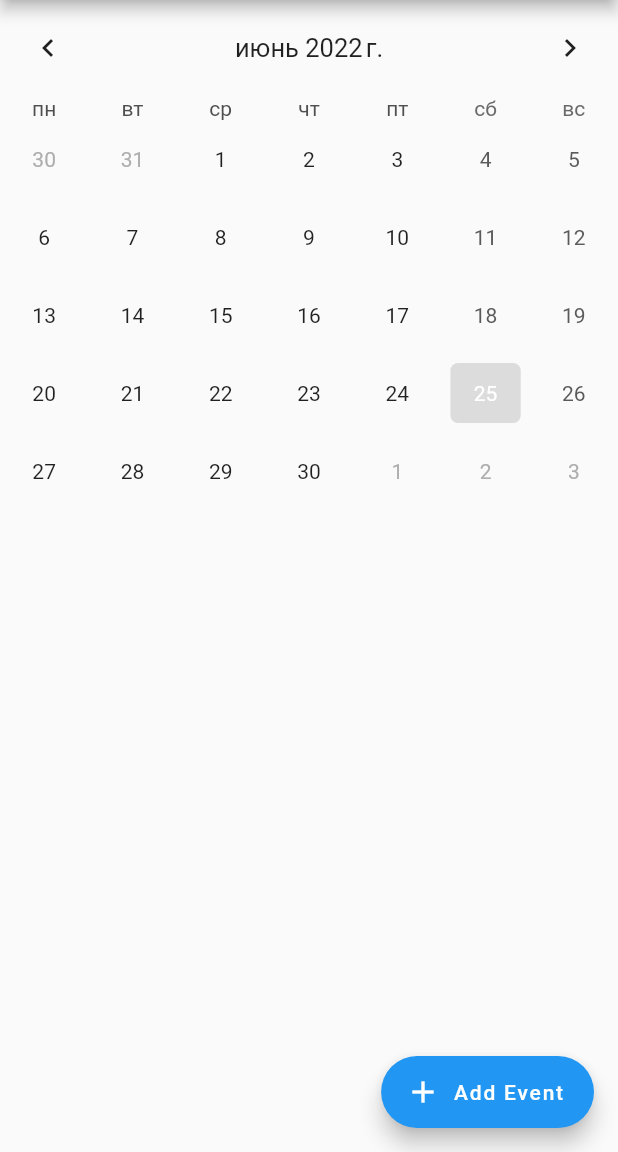
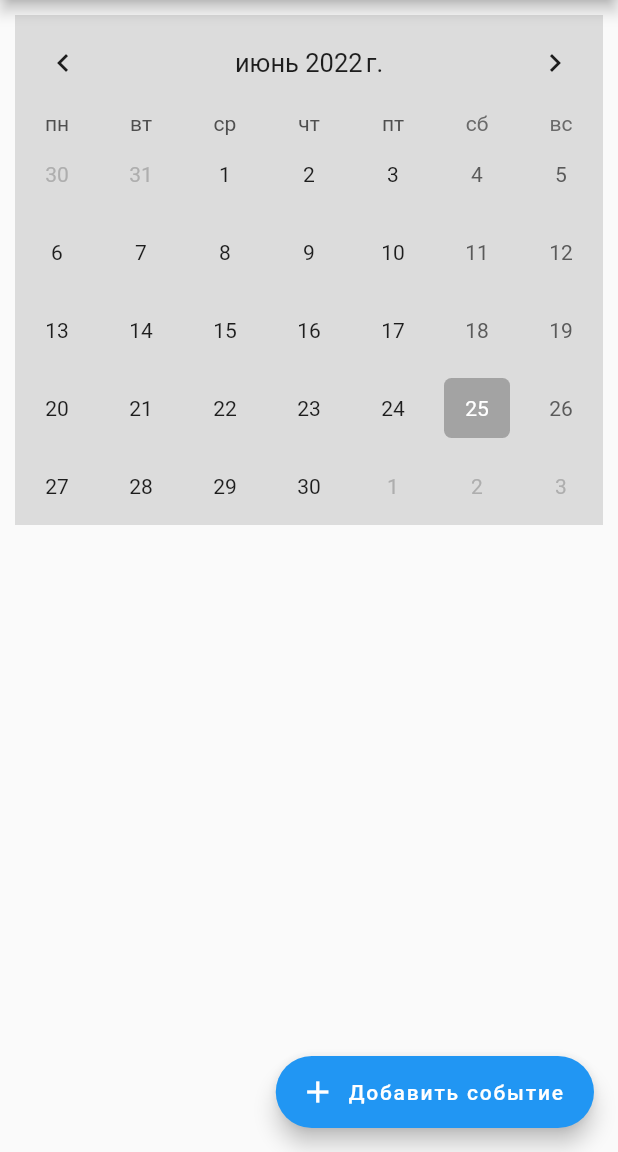
Before and after one commit to nastja123456789/calendar, a Flutter app: the screen it shows after launch, on a phone screen of 412 x 824 dp, the part 84-1236 px from its top. Run offline on Flutter 3.47's test engine with Material 2 defaults, Android fonts, the phone set to English and light mode, and no system bars; drawn by our look-alikes of table_calendar.

Commit message:
design change

```diff
--- a/lib/calendar.dart
+++ b/lib/calendar.dart
@@ -32,7 +32,7 @@ class _CalendarState extends State<Calendar> {
     super.dispose();
   }
 
-  String dropdownValue = 'Meeting';
+  String dropdownValue = 'Встреча';
 
   @override
   Widget build(BuildContext context) {
@@ -43,7 +43,8 @@ class _CalendarState extends State<Calendar> {
       ),
       body: Column(
         children: [
-          TableCalendar(
+          Container(
+            child: TableCalendar(
               locale: 'ru_RU',
               startingDayOfWeek: StartingDayOfWeek.monday,
               focusedDay: selectedDay,
@@ -55,7 +56,7 @@ class _CalendarState extends State<Calendar> {
                   return Container(
                     decoration: BoxDecoration(
                         shape: BoxShape.circle,
-                      color: (event as Event).status == 'Meeting' ? Colors.blueAccent : (event as Event).status == 'Holiday' ? Colors.lightBlue : Colors.red),
+                        color: (event as Event).status == 'Встреча' ? Colors.blueAccent : (event as Event).status == 'Выходной' ? Colors.lightBlue : Colors.red),
                     width: 5.0,
                     height: 5.0,
                     margin: const EdgeInsets.symmetric(horizontal: 1.5),
@@ -82,13 +83,13 @@ class _CalendarState extends State<Calendar> {
               calendarStyle: CalendarStyle(
                 isTodayHighlighted: true,
                 selectedDecoration: BoxDecoration(
-                color: Colors.black12,
+                  color: Colors.black26,
                   shape: BoxShape.rectangle,
                   borderRadius: BorderRadius.circular(5.0),
                 ),
                 selectedTextStyle: TextStyle(color: Colors.white),
                 todayDecoration: BoxDecoration(
-                color: Colors.grey,
+                  color: Colors.black38,
                   shape: BoxShape.rectangle,
                   borderRadius: BorderRadius.circular(5.0),
                 ),
@@ -114,12 +115,15 @@ class _CalendarState extends State<Calendar> {
                 ),
               ),
             ),
+            color: Colors.black12,
+            margin: const EdgeInsets.all(10),
+          ),
           ..._getEventsfromDay(selectedDay).map(
             (Event event) => ListTile(
               title: Text(
                 event.title,
               ),
-              textColor: (event as Event).status == 'Meeting' ? Colors.blueAccent : (event as Event).status == 'Holiday' ? Colors.lightBlue : Colors.red,
+              textColor: (event as Event).status == 'Встреча' ? Colors.blueAccent : (event as Event).status == 'Выходной' ? Colors.lightBlue : Colors.red,
             ),
           ),
         ],
@@ -131,7 +135,7 @@ class _CalendarState extends State<Calendar> {
           builder: (BuildContext context) {
             int selectedRadio = 0;
             return AlertDialog(
-              title: Text("Add Event"),
+              title: Text("Добавить событие"),
               actions: [
                 TextButton(
                   child: Text("Cancel"),
@@ -176,21 +180,21 @@ class _CalendarState extends State<Calendar> {
                           value: dropdownValue,
                           icon: const Icon(Icons.arrow_downward),
                           elevation: 16,
-                          style: const TextStyle(color: Colors.deepPurple),
+                          style: const TextStyle(color: Colors.black),
                           underline: Container(
                             height: 2,
-                            color: Colors.deepPurpleAccent,
+                            color: Colors.black,
                           ),
                           onChanged: (String newValue) {
                             setState(() {
                               dropdownValue = newValue;
                             });
                           },
-                          items: <String>['Meeting', 'Holiday', 'BirthDay']
+                          items: <String>['Встреча', 'Выходной', 'День Рождения']
                               .map<DropdownMenuItem<String>>((String value) {
                             return DropdownMenuItem<String>(
                               value: value,
-                              child: Text(value),
+                              child: Text(value, style: value == 'Встреча' ? const TextStyle(color: Colors.blueAccent) : value == 'Выходной' ? const TextStyle(color: Colors.lightBlue) : const TextStyle(color: Colors.red)),
                             );
                           }).toList(),
                         )]
@@ -200,7 +204,7 @@ class _CalendarState extends State<Calendar> {
             );
           },
         ),
-        label: Text("Add Event"),
+        label: Text("Добавить событие"),
         icon: Icon(Icons.add),
       ),
 
```
Lines whose indentation alone changed are shown as unchanged.
